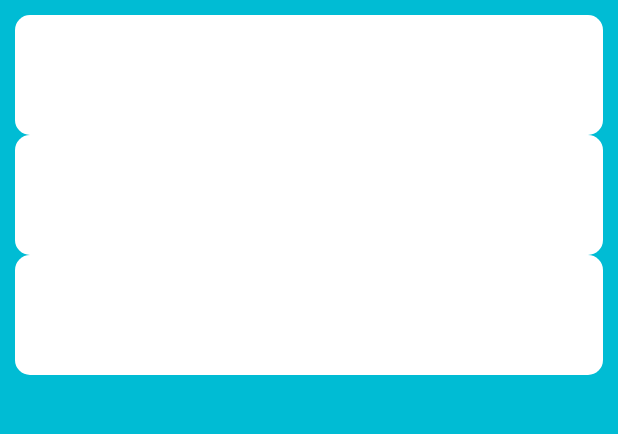
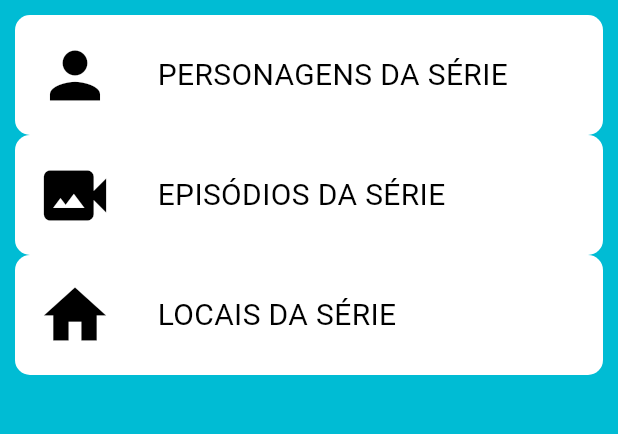
Before and after one commit to luskaQ/RickAndMorty-app-flutter, a Flutter app: the screen it shows after launch, on a phone screen of 412 x 824 dp, the part 84-518 px from its top. Run offline on Flutter 3.47's test engine with Material 3 defaults, Android fonts, the phone set to English and light mode, and no system bars.

Commit message:
duas coisa

```diff
--- a/lib/view/home_page.dart
+++ b/lib/view/home_page.dart
@@ -35,14 +35,14 @@ class HomePage extends StatelessWidget {
                       children: [
                         Icon(
                           Icons.person,
-                          color: Colors.white,
+                          color: Colors.black,
                           size: 50,
                         ),
                         SizedBox(width: 30),
                         Text(
                           "PERSONAGENS DA SÉRIE",
                           style: TextStyle(
-                            color: Colors.white,
+                            color: Colors.black,
                             fontSize: 20,
                           ),
                         ),
@@ -75,14 +75,14 @@ class HomePage extends StatelessWidget {
                       children: [
                         Icon(
                           Icons.video_camera_back,
-                          color: Colors.white,
+                          color: Colors.black,
                           size: 50,
                         ),
                         SizedBox(width: 30),
                         Text(
                           "EPISÓDIOS DA SÉRIE",
                           style: TextStyle(
-                            color: Colors.white,
+                            color: Colors.black,
                             fontSize: 20,
                           ),
                         ),
@@ -115,14 +115,14 @@ class HomePage extends StatelessWidget {
                       children: [
                         Icon(
                           Icons.home,
-                          color: Colors.white,
+                          color: Colors.black,
                           size: 50,
                         ),
                         SizedBox(width: 30),
                         Text(
                           "LOCAIS DA SÉRIE",
                           style: TextStyle(
-                            color: Colors.white,
+                            color: Colors.black,
                             fontSize: 20,
                           ),
                         ),
```
Also changed, not shown: 1 other file.
